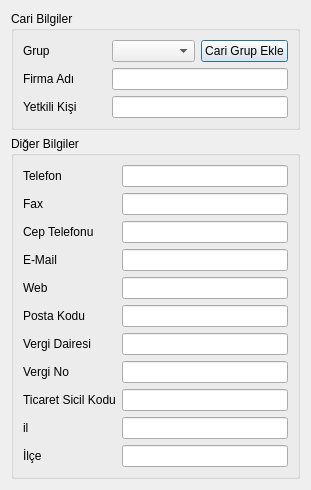
This is cari/yenicariekledialog.ui in CMLDMR/Ressor as Qt 5 draws it before an edit. The edited form follows.
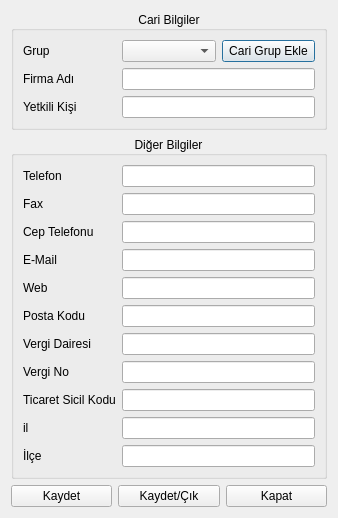
This is the edited form.

Commit message: ComboBox Gruplar Listelendi. Widgetlar isimlendirildi.

The edit to the form file:
```diff
--- a/cari/yenicariekledialog.ui
+++ b/cari/yenicariekledialog.ui
@@ -6,8 +6,8 @@
    <rect>
     <x>0</x>
     <y>0</y>
-    <width>311</width>
-    <height>449</height>
+    <width>338</width>
+    <height>480</height>
    </rect>
   </property>
   <property name="windowTitle">
@@ -19,6 +19,12 @@
      <property name="title">
       <string>Cari Bilgiler</string>
      </property>
+     <property name="alignment">
+      <set>Qt::AlignCenter</set>
+     </property>
+     <property name="flat">
+      <bool>true</bool>
+     </property>
      <layout class="QGridLayout" name="gridLayout_2">
       <item row="0" column="0">
        <layout class="QGridLayout" name="gridLayout">
@@ -69,6 +75,12 @@
      <property name="title">
       <string>Diğer Bilgiler</string>
      </property>
+     <property name="alignment">
+      <set>Qt::AlignCenter</set>
+     </property>
+     <property name="flat">
+      <bool>true</bool>
+     </property>
      <layout class="QGridLayout" name="gridLayout_4">
       <item row="0" column="0">
        <layout class="QGridLayout" name="gridLayout_3">
@@ -203,6 +215,31 @@
      </layout>
     </widget>
    </item>
+   <item>
+    <layout class="QHBoxLayout" name="horizontalLayout">
+     <item>
+      <widget class="QPushButton" name="pushButton_Kaydet">
+       <property name="text">
+        <string>Kaydet</string>
+       </property>
+      </widget>
+     </item>
+     <item>
+      <widget class="QPushButton" name="pushButton_KaydetCik">
+       <property name="text">
+        <string>Kaydet/Çık</string>
+       </property>
+      </widget>
+     </item>
+     <item>
+      <widget class="QPushButton" name="pushButton_Lapat">
+       <property name="text">
+        <string>Kapat</string>
+       </property>
+      </widget>
+     </item>
+    </layout>
+   </item>
   </layout>
  </widget>
  <resources/>
```
Left out of the diff: 45 changed lines with no effect on the pictures. The commit also changes 2 other files.
